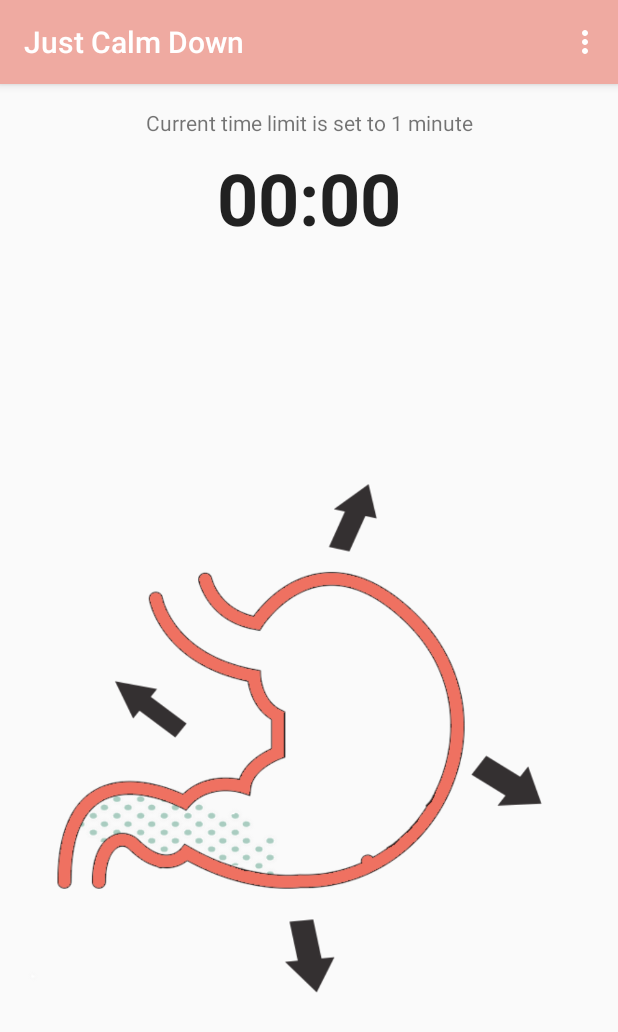
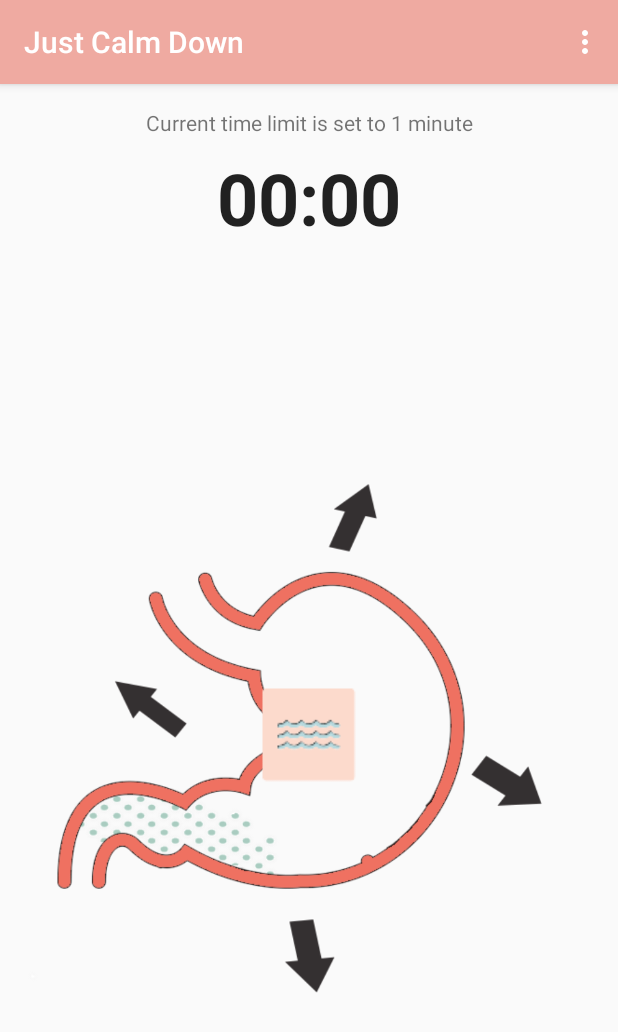
Before and after one commit to mohitagarwal/JustCalmDown, an Android app: the MainActivity screen opened directly, with no data from a screen before it, on a phone screen of 412 x 824 dp. Shown: the top 1032 px of the screen. Run offline under Robolectric (Android 15) with nearby library versions, the phone set to English and light mode, and no system bars; plain views replace GifImageButton.

Commit message:
adding play pause image control with dummy image

```diff
--- a/app/src/main/java/com/openshutters/justcalmdown/MainActivity.java
+++ b/app/src/main/java/com/openshutters/justcalmdown/MainActivity.java
@@ -53,6 +53,7 @@ public class MainActivity extends AppCompatActivity {
     Vibrator vibrator;
 
     private ImageView gif;
+    private View playControlImage;
     private Chronometer chronometer;
     private long elapsedTimeBeforePause;
 
@@ -74,6 +75,8 @@ public class MainActivity extends AppCompatActivity {
 
         TextView timeLimitText = (TextView) findViewById(R.id.current_time_limit);
         timeLimitText.setText("Current time limit is set to " + prefTimeLimitDisplay);
+
+        playControlImage = findViewById(R.id.image_play);
 
         chronometer = (Chronometer) findViewById(R.id.timer);
 
@@ -169,6 +172,7 @@ public class MainActivity extends AppCompatActivity {
             elapsedTimeBeforePause = SystemClock.elapsedRealtime() - chronometer.getBase();
         }
         isPlaying = false;
+        playControlImage.setVisibility(View.VISIBLE);
     }
 
     private void stopAnimation() {
@@ -184,11 +188,13 @@ public class MainActivity extends AppCompatActivity {
             elapsedTimeBeforePause = SystemClock.elapsedRealtime();
         }
         isPlaying = false;
+        playControlImage.setVisibility(View.VISIBLE);
     }
 
     private void startAnimation(int index) {
         initializeSettings();
         isPlaying = true;
+        playControlImage.setVisibility(View.GONE);
 
         _timer = new Timer();
         _timer.schedule(new TickClass(), DELAY, GAP_BETWEEN_EACH_IMAGE);
--- a/app/src/main/res/layout/content_main.xml
+++ b/app/src/main/res/layout/content_main.xml
@@ -15,20 +15,25 @@
 
     <TextView
         android:id="@+id/current_time_limit"
-        android:gravity="center_horizontal"
         android:layout_width="match_parent"
-        android:layout_height="wrap_content" />
+        android:layout_height="wrap_content"
+        android:gravity="center_horizontal" />
 
     <Chronometer
         android:id="@+id/timer"
-        android:layout_below="@id/current_time_limit"
         android:layout_width="match_parent"
         android:layout_height="wrap_content"
+        android:layout_below="@id/current_time_limit"
         android:gravity="center"
         android:minHeight="56dp"
         android:padding="8dp"
         android:textSize="48dp"
         android:textStyle="bold" />
+
+    <FrameLayout
+        android:layout_width="match_parent"
+        android:layout_height="match_parent"
+        android:layout_below="@id/timer">
 
         <!--<pl.droidsonroids.gif.GifImageButton-->
         <ImageView
@@ -38,4 +43,14 @@
             android:layout_below="@id/timer"
             android:scaleType="fitCenter"
             android:src="@drawable/image0" />
+
+        <ImageView
+            android:id="@+id/image_play"
+            android:layout_width="72dp"
+            android:layout_height="72dp"
+            android:layout_gravity="center"
+            android:scaleType="fitCenter"
+            android:src="@mipmap/ic_launcher" />
+    </FrameLayout>
+
 </RelativeLayout>
```
Lines whose indentation alone changed are shown as unchanged.
